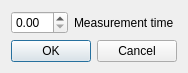
This is GUI3/MMS_Control/measuredialog.ui in casper2002casper/MSS as Qt 5 draws it before an edit. The edited form follows.
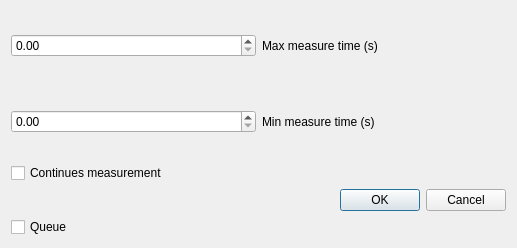
This is the edited form.

```diff
--- a/GUI3/MMS_Control/measuredialog.ui
+++ b/GUI3/MMS_Control/measuredialog.ui
@@ -6,17 +6,14 @@
    <rect>
     <x>0</x>
     <y>0</y>
-    <width>222</width>
-    <height>85</height>
+    <width>513</width>
+    <height>248</height>
    </rect>
   </property>
   <property name="windowTitle">
    <string>Advanced measurement command</string>
   </property>
-  <layout class="QFormLayout" name="formLayout">
-   <property name="sizeConstraint">
-    <enum>QLayout::SetFixedSize</enum>
-   </property>
+  <layout class="QGridLayout" name="gridLayout">
    <item row="0" column="0">
     <layout class="QHBoxLayout" name="horizontalLayout">
      <item>
@@ -25,13 +22,38 @@
      <item>
       <widget class="QLabel" name="label">
        <property name="text">
-        <string>Measurement time</string>
+        <string>Max measure time (s)</string>
        </property>
       </widget>
      </item>
     </layout>
    </item>
    <item row="1" column="0">
+    <layout class="QHBoxLayout" name="horizontalLayout_2">
+     <item>
+      <widget class="QDoubleSpinBox" name="Minmeasure"/>
+     </item>
+     <item>
+      <widget class="QLabel" name="label_2">
+       <property name="text">
+        <string>Min measure time (s)</string>
+       </property>
+      </widget>
+     </item>
+    </layout>
+   </item>
+   <item row="2" column="0">
+    <layout class="QHBoxLayout" name="horizontalLayout_3">
+     <item>
+      <widget class="QCheckBox" name="continues">
+       <property name="text">
+        <string>Continues measurement</string>
+       </property>
+      </widget>
+     </item>
+    </layout>
+   </item>
+   <item row="4" column="0" alignment="Qt::AlignRight">
     <widget class="QDialogButtonBox" name="buttonBox">
      <property name="orientation">
       <enum>Qt::Horizontal</enum>
@@ -41,6 +63,19 @@
      </property>
     </widget>
    </item>
+   <item row="5" column="0">
+    <widget class="QCheckBox" name="Queue">
+     <property name="minimumSize">
+      <size>
+       <width>495</width>
+       <height>0</height>
+      </size>
+     </property>
+     <property name="text">
+      <string>Queue</string>
+     </property>
+    </widget>
+   </item>
   </layout>
  </widget>
  <resources/>
```
Left out of the diff: 2 changed lines with no effect on the pictures.
